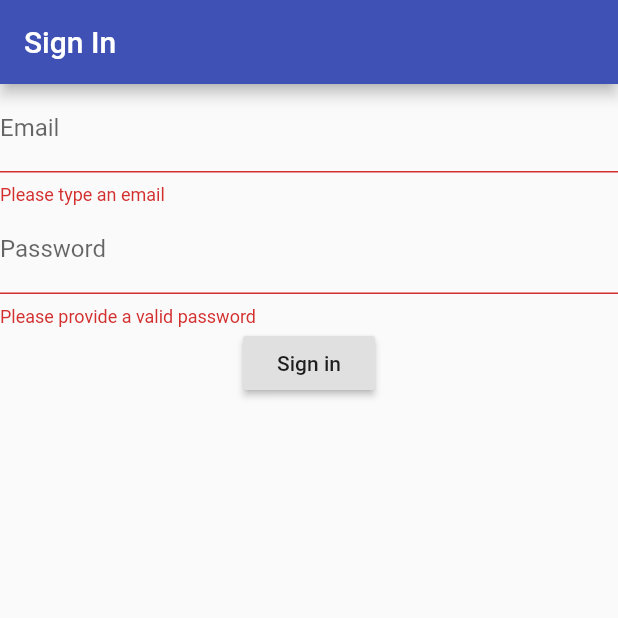
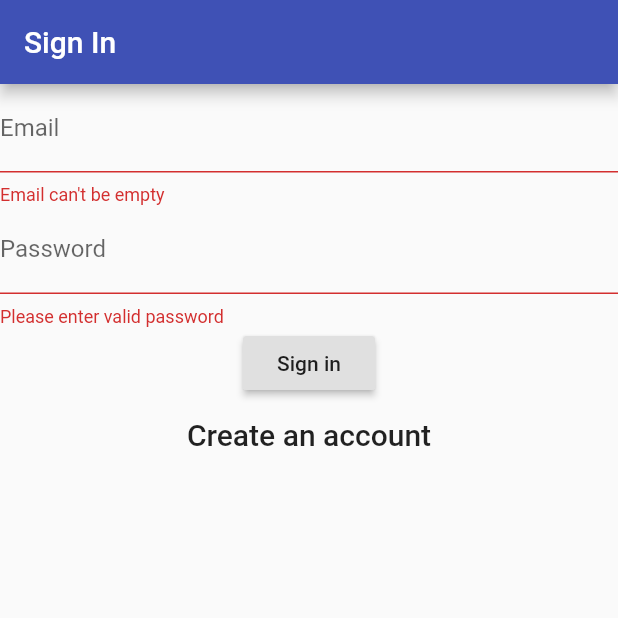
Before and after one commit to bandly93/flutter_auth, a Flutter app: the screen it shows after launch, after a tap on "Sign in", on a phone screen of 412 x 824 dp, the top half of it. Run offline on Flutter 3.47's test engine with Material 2 defaults, Android fonts, the phone set to English and light mode, and no system bars; our stand-ins replace firebase_auth; accounts and stored records are empty.

Commit message:
Add create an account form

```diff
--- a/lib/pages/login_page.dart
+++ b/lib/pages/login_page.dart
@@ -7,8 +7,14 @@ class LoginPage extends StatefulWidget{
   _LoginPageState createState() => new _LoginPageState();
 }
 
+enum FormType {
+  login,
+  register
+}
+
 class _LoginPageState extends State<LoginPage>{
   String _email, _password;
+  FormType _formType = FormType.login;
   final GlobalKey<FormState> _formKey = GlobalKey<FormState>();
 
   @override
@@ -20,38 +26,66 @@ class _LoginPageState extends State<LoginPage>{
       body: Form(
         key : _formKey,
         child: Column (
-          children: <Widget>[
+          children: buildInput() + buildButton(),
+        ),
+      ),
+    );
+  }
+
+
+  List<Widget> buildButton(){
+    if(_formType == FormType.login){
+      return [
+        RaisedButton(
+          onPressed : signIn,
+          child : Text('Sign in'),
+        ),
+        FlatButton(
+          child : Text('Create an account', style : new TextStyle(fontSize :20.0)),
+          onPressed: moveToRegister,
+        )
+      ];
+    }else{
+      return [
+        RaisedButton(
+          onPressed : signIn,
+          child : Text('Create an account'),
+        ),
+        FlatButton(
+          child : Text('Have an account ? Login', style : new TextStyle(fontSize :20.0)),
+          onPressed: moveToLogin,
+        )
+      ];
+
+    }
+  }
+
+   List<Widget> buildInput(){
+      return [
         TextFormField(
-              validator: (input){
-                if(input.isEmpty){
-                  return 'Please type an email';
-                }
-              },
+          validator: (input) => input.isEmpty ? 'Email can\'t be empty' : null,
           onSaved : (input) => _email = input,
           decoration : InputDecoration(
             labelText : "Email",
           ),
         ),
         TextFormField(
-              validator: (input){
-                if(input.length < 6){
-                  return 'Please provide a valid password';
-                }
-              },
+          validator: (input) => input.length < 6 ? 'Please enter valid password' : null,
           onSaved : (input) => _password = input,
           decoration : InputDecoration(
             labelText : "Password",
           ),
           obscureText: true,
         ),
-            RaisedButton(
-              onPressed : signIn,
-              child : Text('Sign in'),
-            )
-          ],
-        ),
-      ),
-    );
+      ];
+    }
+
+  void moveToRegister(){
+    setState(()=>_formType = FormType.register);
+  }
+
+  void moveToLogin(){
+    setState(() => _formType = FormType.login);
   }
 
   Future<void> signIn() async {
```
Lines whose indentation alone changed are shown as unchanged.
